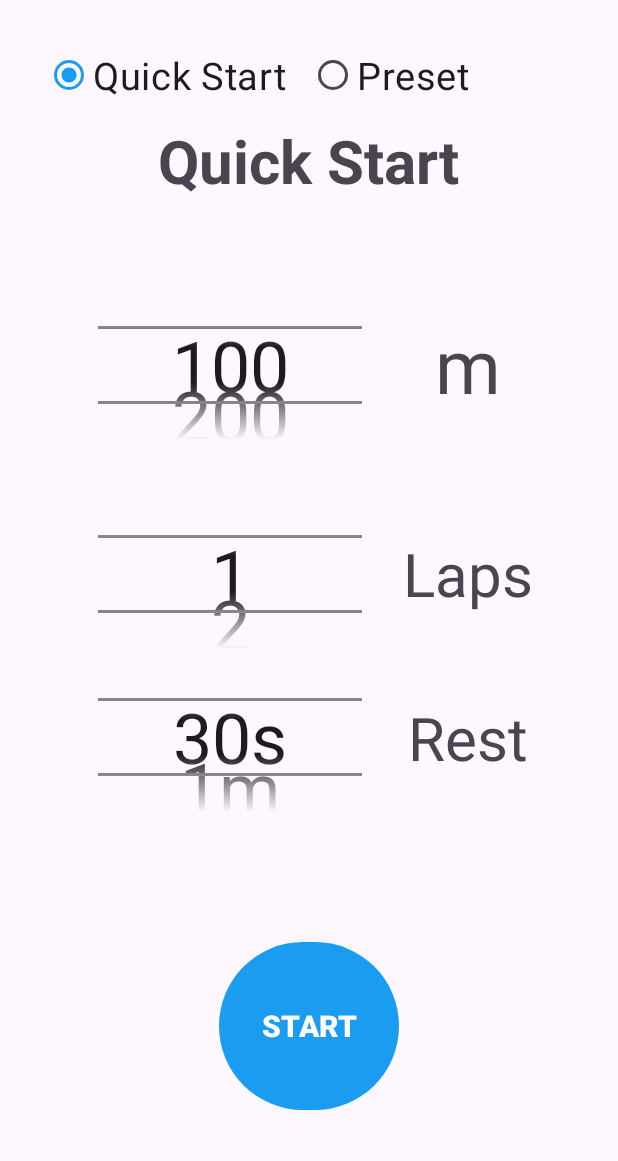
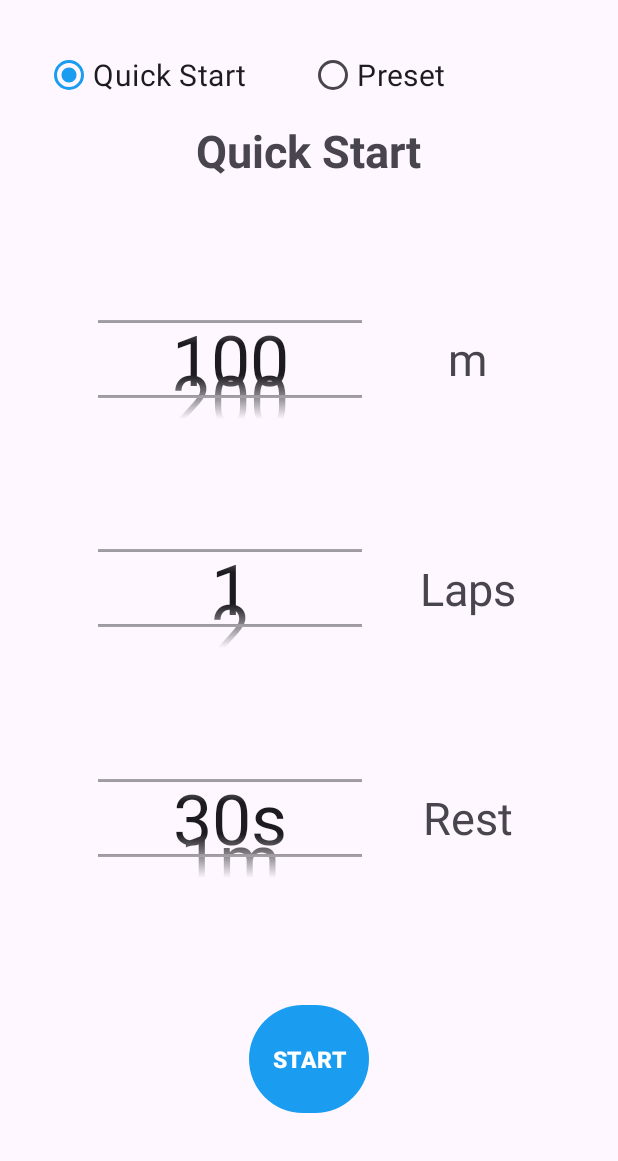
Before and after one commit to skyfall0119/TrackRunning, an Android app: the screen it shows after launch (MainActivity), on a phone screen of 412 x 824 dp, the part 75-1236 px from its top. Run offline under Robolectric (Android 15) with nearby library versions, the phone set to English and light mode, and no system bars; our stand-ins replace AdMob, Room's generated code.

Commit message:
UI fixed

```diff
--- a/app/src/main/res/layout/fragment_running.xml
+++ b/app/src/main/res/layout/fragment_running.xml
@@ -26,7 +26,7 @@
             android:layout_weight="1"
             android:id="@+id/radio_qs"
             android:text="@string/running_radio_qs"
-            android:textSize="25sp"
+            android:textSize="20sp"
             android:checked="true"
             />
 
@@ -36,7 +36,7 @@
             android:layout_weight="1"
             android:id="@+id/radio_preset"
             android:text="@string/running_radio_pre"
-            android:textSize="25sp"
+            android:textSize="20sp"
             />
     </RadioGroup>
 
@@ -49,7 +49,7 @@
         android:layout_width="wrap_content"
         android:layout_height="wrap_content"
         android:text="@string/running_radio_qs"
-        android:textSize="40sp"
+        android:textSize="30sp"
         android:textStyle="bold"
         app:layout_constraintTop_toBottomOf="@id/radiogroup_running"
         app:layout_constraintLeft_toLeftOf="parent"
@@ -63,9 +63,9 @@
         android:layout_width="match_parent"
         android:layout_height="0dp"
         android:layout_marginHorizontal="30dp"
-        android:layout_marginTop="20dp"
-        android:layout_marginBottom="50dp"
-        app:layout_constraintBottom_toTopOf="@+id/btn_running_start"
+        android:layout_marginTop="5dp"
+        android:layout_marginBottom="5dp"
+        app:layout_constraintBottom_toTopOf="@+id/guideline6"
         app:layout_constraintTop_toBottomOf="@id/tv_radio_title"
         >
 
@@ -80,36 +80,33 @@
             <NumberPicker
                 android:id="@+id/qs_np_distance"
                 android:layout_width="0dp"
-                android:layout_height="100dp"
+                android:layout_height="80dp"
+                android:layout_marginTop="5dp"
+                android:fadingEdge="vertical"
+                app:layout_constraintBottom_toTopOf="@id/qs_np_laps"
                 app:layout_constraintLeft_toLeftOf="@id/guideline_qs1"
                 app:layout_constraintRight_toRightOf="@id/guideline_qs2"
-                app:layout_constraintTop_toTopOf="parent"
-                app:layout_constraintBottom_toTopOf="@id/qs_np_laps"
-                android:layout_marginTop="30dp"
-                android:fadingEdge="vertical"
-                />
+                app:layout_constraintTop_toTopOf="parent" />
 
             <NumberPicker
                 android:id="@+id/qs_np_laps"
                 android:layout_width="0dp"
-                android:layout_height="100dp"
+                android:layout_height="80dp"
+                android:layout_marginTop="5dp"
+                app:layout_constraintBottom_toTopOf="@id/qs_np_rest"
                 app:layout_constraintLeft_toLeftOf="@id/guideline_qs1"
                 app:layout_constraintRight_toRightOf="@id/guideline_qs2"
-                app:layout_constraintTop_toBottomOf="@id/qs_np_distance"
-                app:layout_constraintBottom_toTopOf="@id/qs_np_rest"
-               android:layout_marginTop="30dp"
-                />
+                app:layout_constraintTop_toBottomOf="@id/qs_np_distance" />
 
             <NumberPicker
                 android:id="@+id/qs_np_rest"
                 android:layout_width="0dp"
-                android:layout_height="100dp"
+                android:layout_height="80dp"
+                android:layout_marginTop="5dp"
+                app:layout_constraintBottom_toBottomOf="parent"
                 app:layout_constraintLeft_toLeftOf="@id/guideline_qs1"
                 app:layout_constraintRight_toRightOf="@id/guideline_qs2"
-                app:layout_constraintTop_toBottomOf="@id/qs_np_laps"
-                app:layout_constraintBottom_toBottomOf="parent"
-                android:layout_marginBottom="23dp"
-                />
+                app:layout_constraintTop_toBottomOf="@id/qs_np_laps" />
 
 
             <TextView
@@ -117,7 +114,7 @@
                 android:layout_width="wrap_content"
                 android:layout_height="wrap_content"
                 android:text="@string/running_meter"
-                android:textSize="50sp"
+                android:textSize="30sp"
                 app:layout_constraintBottom_toBottomOf="@+id/qs_np_distance"
                 app:layout_constraintLeft_toRightOf="@+id/guideline_qs2"
                 app:layout_constraintRight_toRightOf="parent"
@@ -129,12 +126,11 @@
                 android:layout_width="wrap_content"
                 android:layout_height="wrap_content"
                 android:text="@string/running_laps"
-                android:textSize="40sp"
-                app:layout_constraintTop_toTopOf="@id/qs_np_laps"
+                android:textSize="30sp"
                 app:layout_constraintBottom_toBottomOf="@id/qs_np_laps"
                 app:layout_constraintLeft_toRightOf="@id/guideline_qs2"
-                app:layout_constraintRight_toRightOf="parent"/>
-
+                app:layout_constraintRight_toRightOf="parent"
+                app:layout_constraintTop_toTopOf="@id/qs_np_laps" />
 
 
             <TextView
@@ -142,13 +138,11 @@
                 android:layout_width="wrap_content"
                 android:layout_height="wrap_content"
                 android:text="@string/running_rest"
-                android:textSize="40sp"
-                app:layout_constraintTop_toTopOf="@+id/qs_np_rest"
+                android:textSize="30sp"
                 app:layout_constraintBottom_toBottomOf="@id/qs_np_rest"
                 app:layout_constraintLeft_toRightOf="@id/guideline_qs2"
                 app:layout_constraintRight_toRightOf="parent"
-                />
-
+                app:layout_constraintTop_toTopOf="@+id/qs_np_rest" />
 
 
             <androidx.constraintlayout.widget.Guideline
@@ -181,21 +175,26 @@
 
     </FrameLayout>
 
-
+    <androidx.constraintlayout.widget.Guideline
+        android:id="@+id/guideline6"
+        android:layout_width="wrap_content"
+        android:layout_height="wrap_content"
+        android:orientation="horizontal"
+        app:layout_constraintGuide_percent="0.85"/>
 
     <Button
         android:id="@+id/btn_running_start"
-        android:layout_width="120dp"
-        android:layout_height="120dp"
+        android:layout_width="80dp"
+        android:layout_height="80dp"
         android:text="@string/run_btn_start"
-        android:textSize="20sp"
+        android:textSize="15sp"
         android:textStyle="bold"
         android:padding="0dp"
         app:layout_constraintBottom_toBottomOf="parent"
         app:layout_constraintLeft_toLeftOf="parent"
         app:layout_constraintRight_toRightOf="parent"
-        app:layout_constraintTop_toBottomOf="@id/frame_running"
-        android:layout_marginBottom="30dp"
+        app:layout_constraintTop_toBottomOf="@id/guideline6"
+        android:layout_marginBottom="20dp"
         />
 
 
```
Also changed, not shown: app/src/main/java/com/jaykim/trackrunning/PresetAddFragment.kt (+6 -7 lines), app/src/main/res/layout/activity_finished.xml (+19 -20 lines), app/src/main/res/layout/fragment_activity.xml (+32 -28 lines), app/src/main/res/layout/fragment_preset.xml (+5 -5 lines), app/src/main/res/layout/fragment_preset_add.xml (+8 -8 lines).
